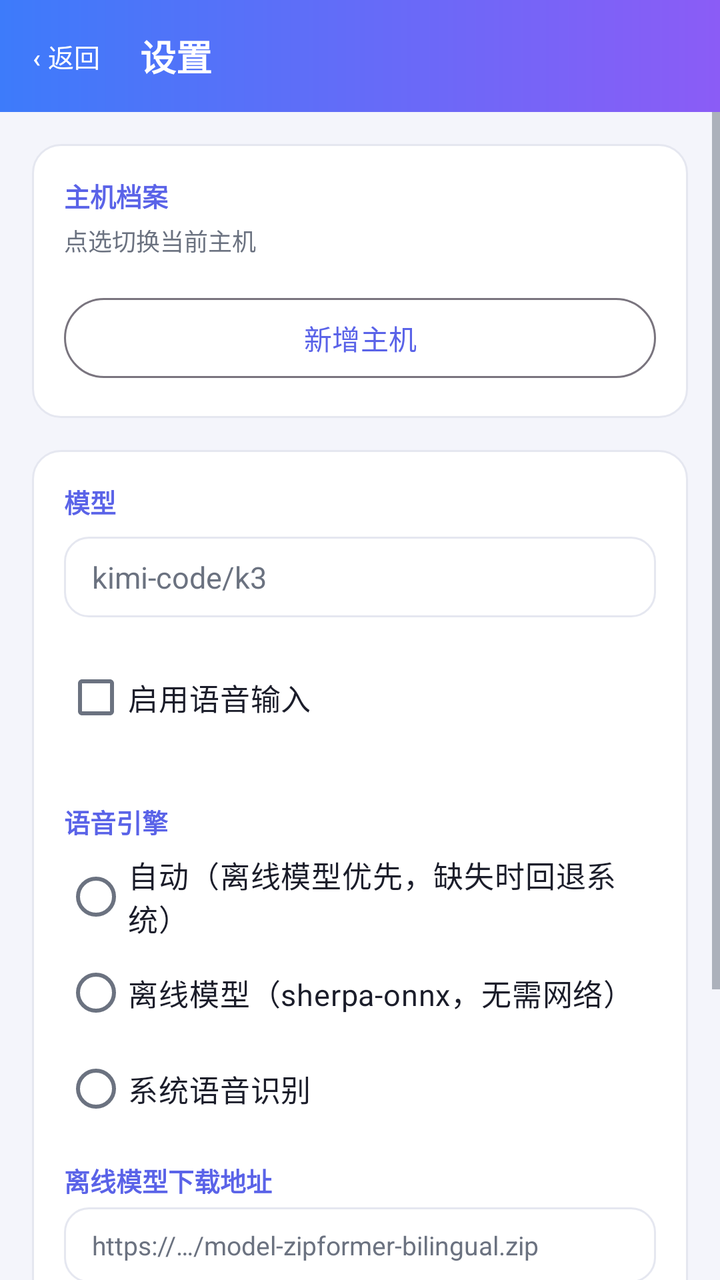
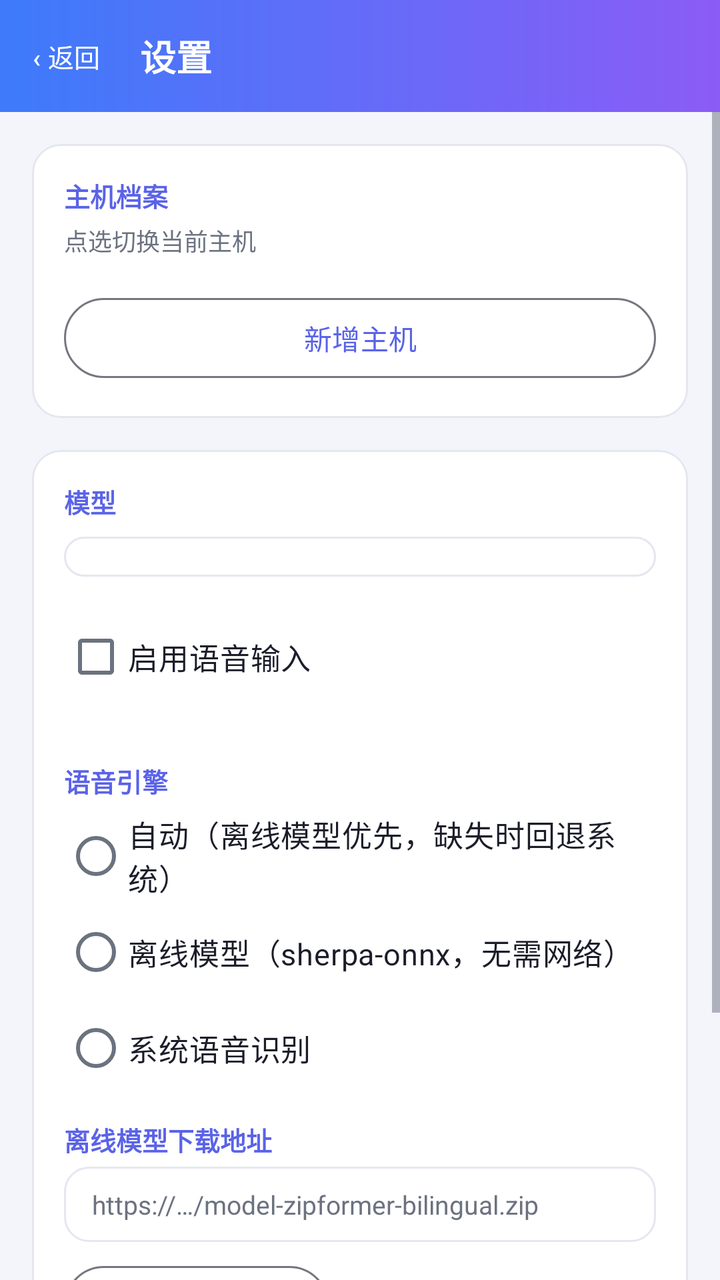

An Android layout rendered at two revisions. The XML below is the earlier revision; the diff shows what the commit changed to produce the second picture.
<!-- AndroidManifest.xml: application theme Theme.KimiMobile -->
<!-- res/layout/activity_settings.xml -->
<?xml version="1.0" encoding="utf-8"?>
<LinearLayout xmlns:android="http://schemas.android.com/apk/res/android"
    android:layout_width="match_parent"
    android:layout_height="match_parent"
    android:background="@color/background"
    android:orientation="vertical">

    
    <LinearLayout
        android:layout_width="match_parent"
        android:layout_height="?android:attr/actionBarSize"
        android:background="@drawable/bg_header"
        android:gravity="center_vertical"
        android:orientation="horizontal"
        android:paddingStart="4dp"
        android:paddingEnd="16dp">

        <Button
            android:id="@+id/btnBack"
            style="@style/Widget.Material3.Button.TextButton"
            android:layout_width="wrap_content"
            android:layout_height="wrap_content"
            android:minWidth="0dp"
            android:text="‹ 返回"
            android:textColor="@android:color/white"
            android:textSize="13sp" />

        <TextView
            android:layout_width="wrap_content"
            android:layout_height="wrap_content"
            android:layout_marginStart="8dp"
            android:text="设置"
            android:textColor="@android:color/white"
            android:textSize="18sp"
            android:textStyle="bold" />
    </LinearLayout>

    <ScrollView
        android:layout_width="match_parent"
        android:layout_height="match_parent">

        <LinearLayout
            android:layout_width="match_parent"
            android:layout_height="wrap_content"
            android:orientation="vertical"
            android:padding="16dp">

            
            <LinearLayout
                android:layout_width="match_parent"
                android:layout_height="wrap_content"
                android:background="@drawable/bg_card"
                android:orientation="vertical"
                android:padding="16dp">

                <TextView
                    android:layout_width="wrap_content"
                    android:layout_height="wrap_content"
                    android:text="主机档案"
                    android:textColor="@color/primary"
                    android:textSize="13sp"
                    android:textStyle="bold" />

                <TextView
                    android:layout_width="wrap_content"
                    android:layout_height="wrap_content"
                    android:layout_marginTop="4dp"
                    android:text="点选切换当前主机"
                    android:textColor="@color/text_secondary"
                    android:textSize="12sp" />

                <LinearLayout
                    android:id="@+id/profileList"
                    android:layout_width="match_parent"
                    android:layout_height="wrap_content"
                    android:layout_marginTop="8dp"
                    android:orientation="vertical" />

                <Button
                    android:id="@+id/btnAddProfile"
                    style="@style/Widget.Material3.Button.OutlinedButton"
                    android:layout_width="match_parent"
                    android:layout_height="wrap_content"
                    android:layout_marginTop="8dp"
                    android:text="新增主机" />
            </LinearLayout>

            
            <LinearLayout
                android:layout_width="match_parent"
                android:layout_height="wrap_content"
                android:layout_marginTop="16dp"
                android:background="@drawable/bg_card"
                android:orientation="vertical"
                android:padding="16dp">

                <TextView
                    android:layout_width="wrap_content"
                    android:layout_height="wrap_content"
                    android:text="模型"
                    android:textColor="@color/primary"
                    android:textSize="13sp"
                    android:textStyle="bold" />

                <EditText
                    android:id="@+id/etModel"
                    android:layout_width="match_parent"
                    android:layout_height="wrap_content"
                    android:layout_marginTop="8dp"
                    android:background="@drawable/bg_field"
                    android:hint="kimi-code/k3"
                    android:importantForAutofill="no"
                    android:inputType="text"
                    android:textColor="@color/text_primary"
                    android:textColorHint="@color/text_secondary"
                    android:textSize="15sp" />

                <CheckBox
                    android:id="@+id/cbVoice"
                    android:layout_width="match_parent"
                    android:layout_height="wrap_content"
                    android:layout_marginTop="16dp"
                    android:text="启用语音输入"
                    android:textColor="@color/text_primary"
                    android:textSize="15sp" />

                <TextView
                    android:id="@+id/tvVoiceHint"
                    android:layout_width="match_parent"
                    android:layout_height="wrap_content"
                    android:lineSpacingMultiplier="1.3"
                    android:textColor="@color/text_secondary"
                    android:textSize="12sp" />

                <TextView
                    android:layout_width="wrap_content"
                    android:layout_height="wrap_content"
                    android:layout_marginTop="12dp"
                    android:text="语音引擎"
                    android:textColor="@color/primary"
                    android:textSize="13sp"
                    android:textStyle="bold" />

                <RadioGroup
                    android:id="@+id/rgVoiceEngine"
                    android:layout_width="match_parent"
                    android:layout_height="wrap_content"
                    android:layout_marginTop="4dp"
                    android:orientation="vertical">

                    <RadioButton
                        android:id="@+id/rbEngineAuto"
                        android:layout_width="match_parent"
                        android:layout_height="wrap_content"
                        android:text="自动（离线模型优先，缺失时回退系统）"
                        android:textColor="@color/text_primary"
                        android:textSize="15sp" />

                    <RadioButton
                        android:id="@+id/rbEngineOnnx"
                        android:layout_width="match_parent"
                        android:layout_height="wrap_content"
                        android:text="离线模型（sherpa-onnx，无需网络）"
                        android:textColor="@color/text_primary"
                        android:textSize="15sp" />

                    <RadioButton
                        android:id="@+id/rbEngineSystem"
                        android:layout_width="match_parent"
                        android:layout_height="wrap_content"
                        android:text="系统语音识别"
                        android:textColor="@color/text_primary"
                        android:textSize="15sp" />
                </RadioGroup>

                <TextView
                    android:layout_width="wrap_content"
                    android:layout_height="wrap_content"
                    android:layout_marginTop="12dp"
                    android:text="离线模型下载地址"
                    android:textColor="@color/primary"
                    android:textSize="13sp"
                    android:textStyle="bold" />

                <EditText
                    android:id="@+id/etVoiceModelUrl"
                    android:layout_width="match_parent"
                    android:layout_height="wrap_content"
                    android:layout_marginTop="4dp"
                    android:background="@drawable/bg_field"
                    android:hint="https://…/model-zipformer-bilingual.zip"
                    android:importantForAutofill="no"
                    android:inputType="textUri"
                    android:textColor="@color/text_primary"
                    android:textColorHint="@color/text_secondary"
                    android:textSize="13sp" />

                <LinearLayout
                    android:layout_width="match_parent"
                    android:layout_height="wrap_content"
                    android:layout_marginTop="8dp"
                    android:gravity="center_vertical"
                    android:orientation="horizontal">

                    <Button
                        android:id="@+id/btnDownloadModel"
                        style="@style/Widget.Material3.Button.OutlinedButton"
                        android:layout_width="wrap_content"
                        android:layout_height="wrap_content"
                        android:text="下载离线模型" />

                    <TextView
                        android:id="@+id/tvModelDownload"
                        android:layout_width="0dp"
                        android:layout_height="wrap_content"
                        android:layout_marginStart="12dp"
                        android:layout_weight="1"
                        android:textColor="@color/text_secondary"
                        android:textSize="12sp" />
                </LinearLayout>
            </LinearLayout>

            <Button
                android:id="@+id/btnSave"
                android:layout_width="match_parent"
                android:layout_height="wrap_content"
                android:layout_marginTop="24dp"
                android:text="保存" />

            <TextView
                android:id="@+id/tvVersion"
                android:layout_width="match_parent"
                android:layout_height="wrap_content"
                android:layout_marginTop="16dp"
                android:gravity="center"
                android:textColor="@color/text_secondary"
                android:textSize="12sp" />
        </LinearLayout>
    </ScrollView>
</LinearLayout>
<!-- resources referenced by this layout -->
<resources>
  <color name="background">#F4F5FB</color>
  <color name="primary">#5A63E8</color>
  <color name="text_primary">#1B1D2A</color>
  <color name="text_secondary">#6B7280</color>
  <!-- drawable bg_card (drawable) -->
  <?xml version="1.0" encoding="utf-8"?>
  <shape xmlns:android="http://schemas.android.com/apk/res/android"
      android:shape="rectangle">
      <solid android:color="@color/surface" />
      <stroke
          android:width="1dp"
          android:color="@color/divider" />
      <corners android:radius="14dp" />
  </shape>
  <!-- drawable bg_field (drawable) -->
  <?xml version="1.0" encoding="utf-8"?>
  <shape xmlns:android="http://schemas.android.com/apk/res/android"
      android:shape="rectangle">
      <solid android:color="@color/surface" />
      <stroke
          android:width="1dp"
          android:color="@color/divider" />
      <corners android:radius="12dp" />
      <padding
          android:left="14dp"
          android:top="10dp"
          android:right="14dp"
          android:bottom="10dp" />
  </shape>
  <!-- drawable bg_header (drawable) -->
  <?xml version="1.0" encoding="utf-8"?>
  <shape xmlns:android="http://schemas.android.com/apk/res/android"
      android:shape="rectangle">
      <gradient
          android:type="linear"
          android:angle="0"
          android:startColor="@color/brand_blue"
          android:endColor="@color/brand_purple" />
  </shape>
  <style name="Theme.KimiMobile" parent="Theme.Material3.DayNight.NoActionBar">
          <item name="colorPrimary">@color/primary</item>
          <item name="colorOnPrimary">@color/on_primary</item>
          <item name="colorPrimaryContainer">@color/primary_container</item>
          <item name="colorOnPrimaryContainer">@color/on_primary_container</item>
          <item name="colorSecondary">@color/primary</item>
          <item name="colorOnSecondary">@color/on_primary</item>
          <item name="android:colorBackground">@color/background</item>
          <item name="colorSurface">@color/surface</item>
          <item name="colorOnSurface">@color/text_primary</item>
          <item name="colorSurfaceVariant">@color/surface_variant</item>
          <item name="colorOnSurfaceVariant">@color/text_secondary</item>
          <item name="android:textColorPrimary">@color/text_primary</item>
          <item name="android:textColorSecondary">@color/text_secondary</item>
          
          <item name="android:statusBarColor">@android:color/transparent</item>
          <item name="android:navigationBarColor">@color/background</item>
          <item name="android:windowLightStatusBar">true</item>
          <item name="android:windowLightNavigationBar">true</item>
          <item name="android:windowBackground">@drawable/bg_splash</item>
      </style>
  <color name="surface">#FFFFFF</color>
  <color name="divider">#E5E7F0</color>
  <color name="brand_blue">#3D7BFA</color>
  <color name="brand_purple">#8B5CF6</color>
  <color name="on_primary">#FFFFFF</color>
  <color name="primary_container">#E3E6FF</color>
  <color name="on_primary_container">#1B2060</color>
  <color name="surface_variant">#ECEEF7</color>
  <!-- drawable bg_splash (drawable) -->
  <?xml version="1.0" encoding="utf-8"?>
  <shape xmlns:android="http://schemas.android.com/apk/res/android"
      android:shape="rectangle">
      <gradient
          android:type="linear"
          android:angle="135"
          android:startColor="@color/brand_blue"
          android:endColor="@color/brand_purple" />
  </shape>
</resources>

<!-- the commit's change to res/layout/activity_settings.xml (unified diff, before → after) -->
@@ -102,18 +102,12 @@
                     android:textSize="13sp"
                     android:textStyle="bold" />
 
-                <EditText
-                    android:id="@+id/etModel"
-                    android:layout_width="match_parent"
-                    android:layout_height="wrap_content"
-                    android:layout_marginTop="8dp"
-                    android:background="@drawable/bg_field"
-                    android:hint="kimi-code/k3"
-                    android:importantForAutofill="no"
-                    android:inputType="text"
-                    android:textColor="@color/text_primary"
-                    android:textColorHint="@color/text_secondary"
-                    android:textSize="15sp" />
+                <Spinner
+                    android:id="@+id/spinnerModel"
+                    android:layout_width="match_parent"
+                    android:layout_height="wrap_content"
+                    android:layout_marginTop="8dp"
+                    android:background="@drawable/bg_field" />
 
                 <CheckBox
                     android:id="@+id/cbVoice"
